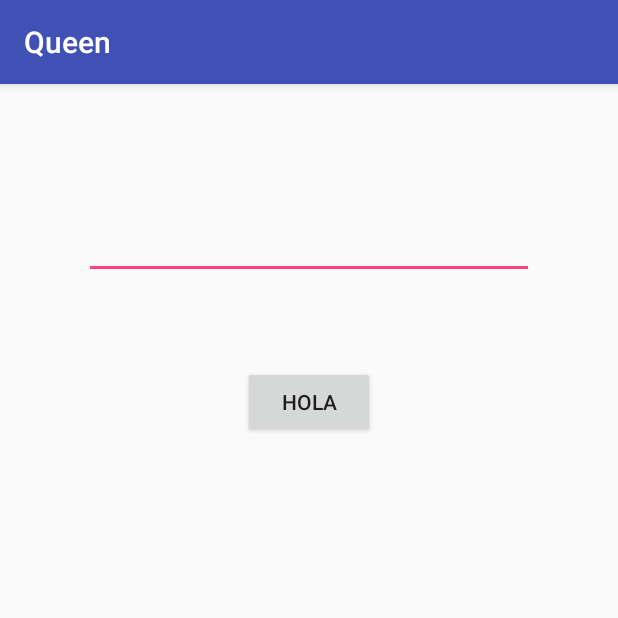
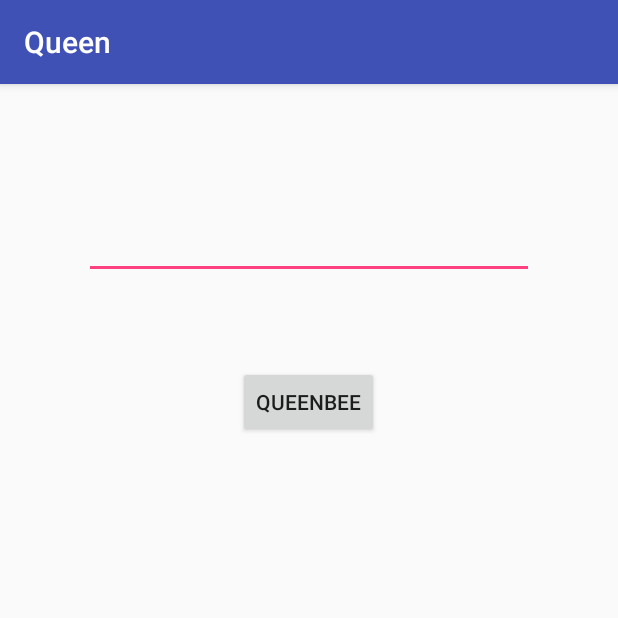
Before and after one commit to JJLionHeart/Queen, an Android app: the screen it shows after launch (MainActivity), on a phone screen of 412 x 824 dp, the top half of it. Run offline under Robolectric (Android 15) with nearby library versions, the phone set to English and light mode, and no system bars.

Commit message:
commit cristy

```diff
--- a/app/src/main/res/layout/activity_main.xml
+++ b/app/src/main/res/layout/activity_main.xml
@@ -28,5 +28,5 @@
         android:layout_below="@+id/SpeechOut"
         android:layout_centerHorizontal="true"
         android:layout_marginTop="58dp"
-        android:text="Hola" />
+        android:text="QueenBee" />
 </RelativeLayout>
```
